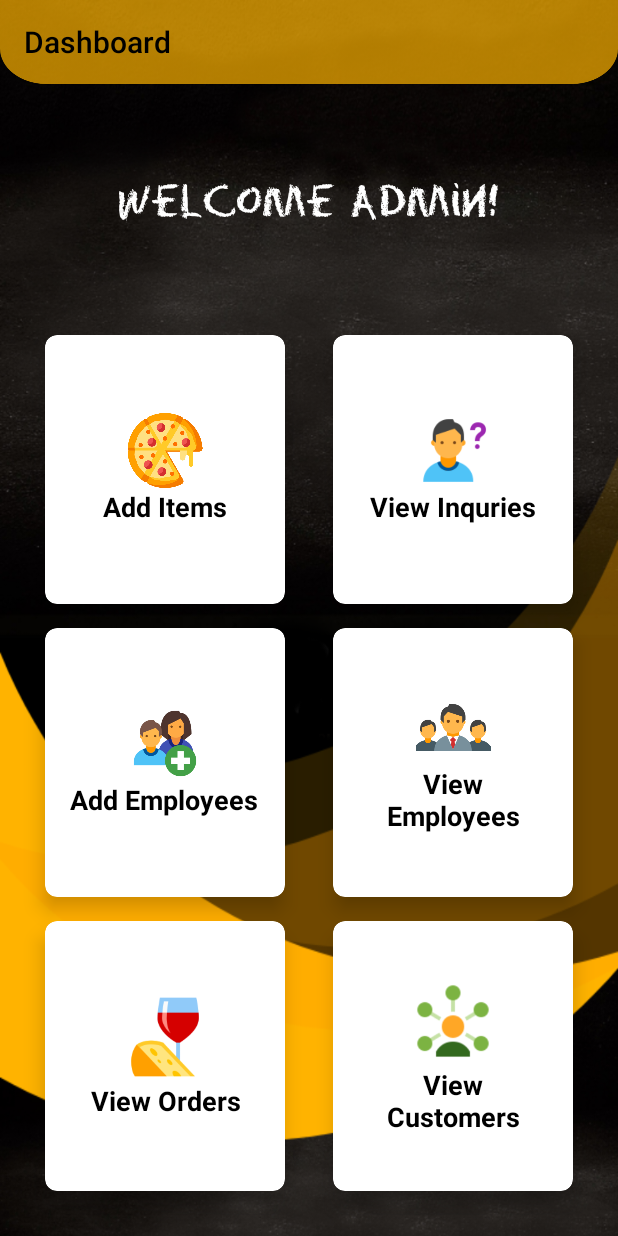
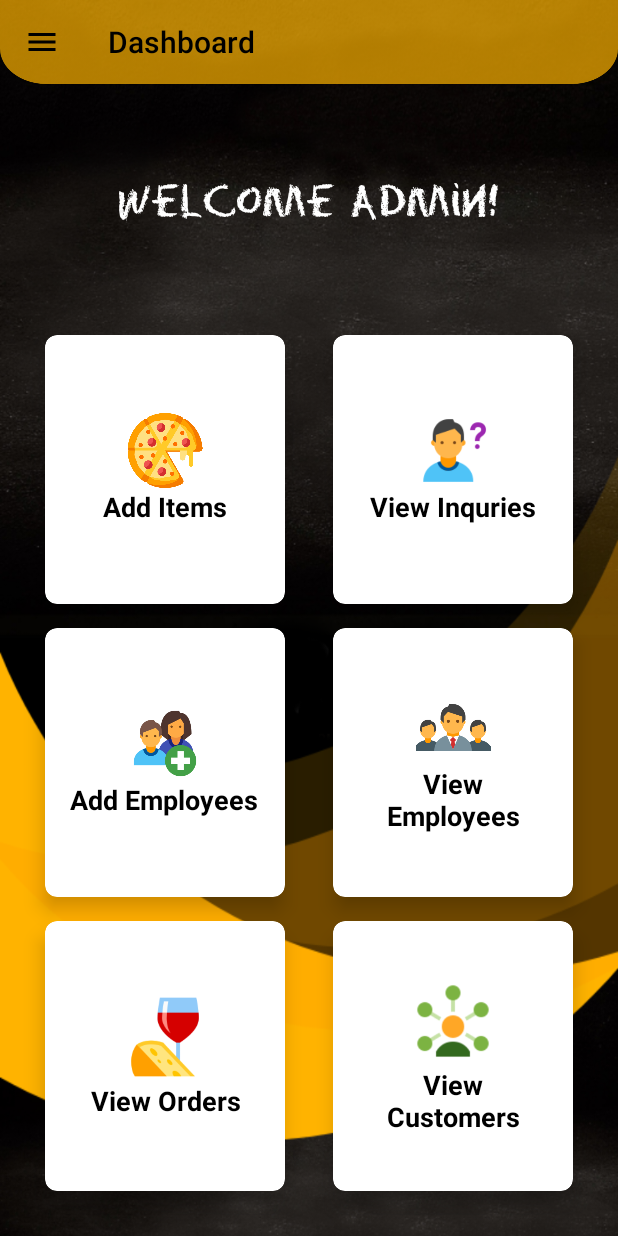
Before and after one commit to CharithSLIIT/Cheesus_Crust, an Android app: the activity_dash screen opened directly, with no data from a screen before it, on a phone screen of 412 x 824 dp. Run offline under Robolectric (Android 15) with nearby library versions, the phone set to English and light mode, and no system bars; 1 statement that could not run was skipped.

Commit message:
Working Navigation Drawer in User Profile and Admin Dashboard

```diff
--- a/app/src/main/java/com/cheesuscrust/User/UserData.java
+++ b/app/src/main/java/com/cheesuscrust/User/UserData.java
@@ -38,7 +38,7 @@ public class UserData {
     }
 
     //get user address
-    String getUser_address() {
+    public String getUser_address() {
         return user_address;
     }
 
--- a/app/src/main/java/com/cheesuscrust/User/loginScreen.java
+++ b/app/src/main/java/com/cheesuscrust/User/loginScreen.java
@@ -74,7 +74,7 @@ public class loginScreen extends AppCompatActivity {
 
         else if(loginResult == -2)
         {
-            Toast.makeText(this, "Some error occured! Please try again shortly", Toast.LENGTH_SHORT).show();
+            Toast.makeText(this, "Some error occurred! Please try again shortly", Toast.LENGTH_SHORT).show();
             return;
         }
 
--- /dev/null
+++ b/app/src/main/res/drawable/dashboard_icon.xml
@@ -0,0 +1,9 @@
+<vector xmlns:android="http://schemas.android.com/apk/res/android"
+        android:width="24dp"
+        android:height="24dp"
+        android:viewportWidth="24.0"
+        android:viewportHeight="24.0">
+    <path
+        android:fillColor="#FF000000"
+        android:pathData="M3,13h8L11,3L3,3v10zM3,21h8v-6L3,15v6zM13,21h8L21,11h-8v10zM13,3v6h8L21,3h-8z"/>
+</vector>
--- a/app/src/main/res/layout/activity_dash.xml
+++ b/app/src/main/res/layout/activity_dash.xml
@@ -1,13 +1,21 @@
 <?xml version="1.0" encoding="utf-8"?>
-<LinearLayout xmlns:android="http://schemas.android.com/apk/res/android"
+
+<androidx.drawerlayout.widget.DrawerLayout
+    xmlns:android="http://schemas.android.com/apk/res/android"
+    android:layout_height="match_parent"
+    android:layout_width="match_parent"
+    xmlns:tools="http://schemas.android.com/tools"
     xmlns:app="http://schemas.android.com/apk/res-auto"
-    xmlns:tools="http://schemas.android.com/tools"
+    android:id="@+id/drawer_layout"
+    android:fitsSystemWindows="true"
+    tools:context=".Contact.activity_dash">
+
+    <LinearLayout
         android:layout_width="match_parent"
         android:layout_height="match_parent"
         android:orientation="vertical"
         android:background="@drawable/back"
-    android:weightSum="10"
-    tools:context=".Contact.activity_dash">
+        android:weightSum="10">
 
         <include
             layout="@layout/toolbar_layout"/>
@@ -294,3 +302,15 @@
         </GridLayout>
 
     </LinearLayout>
+
+    <com.google.android.material.navigation.NavigationView
+        android:layout_width="wrap_content"
+        android:layout_height="match_parent"
+        android:id="@+id/navigation_view"
+        android:layout_gravity="start"
+        app:menu="@menu/drawer_menu"
+        app:itemTextColor="@color/pureBlack"
+        app:itemIconTint="@color/colorAccent"
+        app:headerLayout="@layout/navigation_header"/>
+
+</androidx.drawerlayout.widget.DrawerLayout>
--- a/app/src/main/res/layout/activity_user_profile.xml
+++ b/app/src/main/res/layout/activity_user_profile.xml
@@ -1,5 +1,6 @@
 <?xml version="1.0" encoding="utf-8"?>
-<androidx.drawerlayout.widget.DrawerLayout xmlns:android="http://schemas.android.com/apk/res/android"
+<androidx.drawerlayout.widget.DrawerLayout
+    xmlns:android="http://schemas.android.com/apk/res/android"
     android:layout_height="match_parent"
     android:layout_width="match_parent"
     xmlns:tools="http://schemas.android.com/tools"
--- a/app/src/main/res/menu/drawer_menu.xml
+++ b/app/src/main/res/menu/drawer_menu.xml
@@ -2,6 +2,11 @@
 <menu xmlns:android="http://schemas.android.com/apk/res/android">
 
     <group android:checkableBehavior="single">
+        <item
+            android:id="@+id/nav_dashboard"
+            android:icon="@drawable/dashboard_icon"
+            android:title="@string/dashboard"
+            android:visible="false"/>
         <item
             android:id="@+id/nav_user_profile"
             android:icon="@drawable/user_profile"
```
Also changed, not shown: app/src/main/java/com/cheesuscrust/Contact/activity_dash.java (+88 -0 lines), app/src/main/java/com/cheesuscrust/User/UserProfile.java (+42 -25 lines), app/src/main/java/com/cheesuscrust/User/WelcomeScreen.java (+24 -0 lines). Lines whose indentation alone changed are shown as unchanged.
